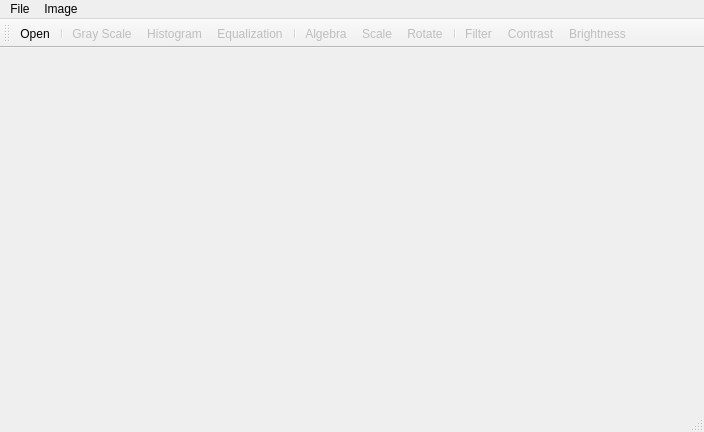
Ovilia/PIP, file src/MainWindow.ui: the form before one commit.
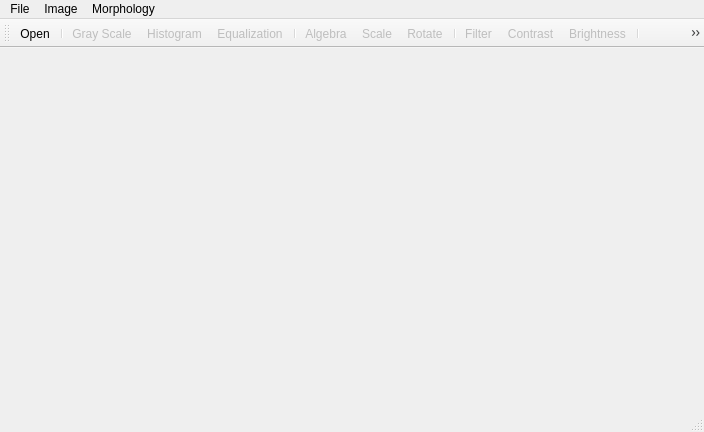
The form after the commit. Icons and pictures are not drawn.

Commit message: Binary morphology complete

What changed in the file:
```diff
--- a/src/MainWindow.ui
+++ b/src/MainWindow.ui
@@ -61,8 +61,16 @@
     <addaction name="actionRotate"/>
     <addaction name="actionScale"/>
    </widget>
+   <widget class="QMenu" name="menuMorphology">
+    <property name="title">
+     <string>Morphology</string>
+    </property>
+    <addaction name="actionMorpOper"/>
+    <addaction name="actionSkeleton"/>
+   </widget>
    <addaction name="menuFile"/>
    <addaction name="menuImage"/>
+   <addaction name="menuMorphology"/>
   </widget>
   <widget class="QToolBar" name="mainToolBar">
    <property name="enabled">
@@ -87,6 +95,9 @@
    <addaction name="actionFilter"/>
    <addaction name="actionContrast"/>
    <addaction name="actionBrightness"/>
+   <addaction name="separator"/>
+   <addaction name="actionMorpOper"/>
+   <addaction name="actionSkeleton"/>
   </widget>
   <widget class="QStatusBar" name="statusBar"/>
   <action name="actionOpen">
@@ -220,6 +231,22 @@
     <string>Rotate</string>
    </property>
   </action>
+  <action name="actionMorpOper">
+   <property name="enabled">
+    <bool>false</bool>
+   </property>
+   <property name="text">
+    <string>Morphology Operation</string>
+   </property>
+  </action>
+  <action name="actionSkeleton">
+   <property name="enabled">
+    <bool>false</bool>
+   </property>
+   <property name="text">
+    <string>Skeleton</string>
+   </property>
+  </action>
  </widget>
  <layoutdefault spacing="6" margin="11"/>
  <resources>
```
The commit also changes 9 other files.
